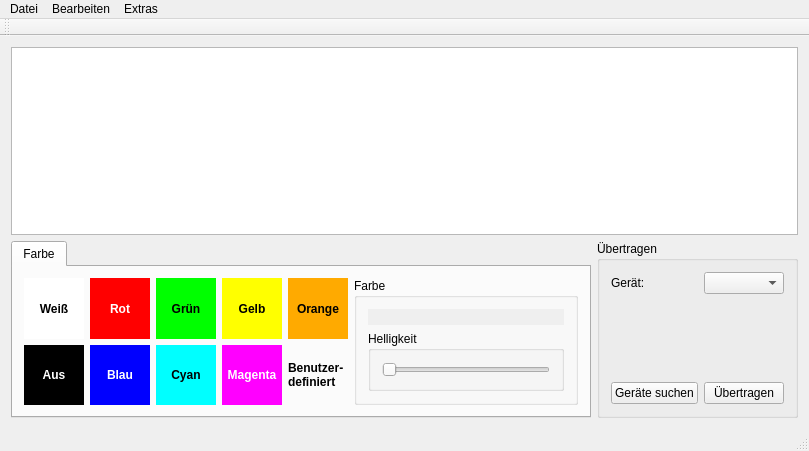
Old version of the form LUI/LUI/lui.ui in the repository Stenkelfled/ws2811.
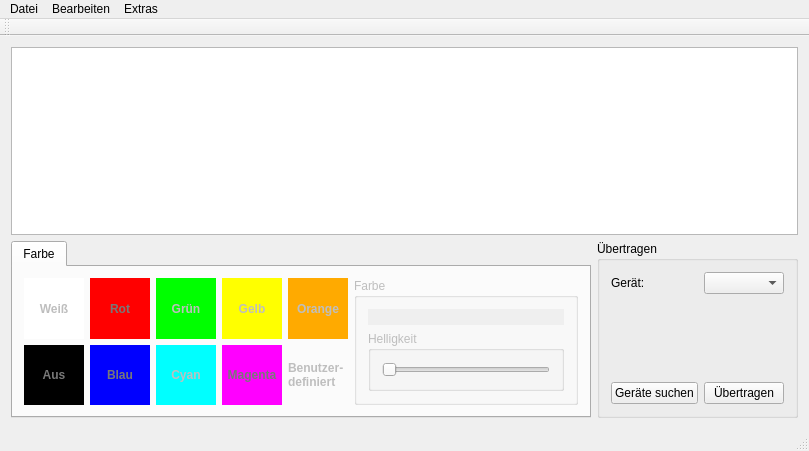
New version of the form. Custom widgets are drawn as their Qt base class.

```diff
--- a/LUI/LUI/lui.ui
+++ b/LUI/LUI/lui.ui
@@ -126,7 +126,7 @@
       </property>
       <widget class="QWidget" name="color">
        <property name="enabled">
-        <bool>true</bool>
+        <bool>false</bool>
        </property>
        <attribute name="title">
         <string>Farbe</string>
@@ -1113,7 +1113,7 @@
         <item>
          <widget class="QGroupBox" name="color_display_group">
           <property name="enabled">
-           <bool>true</bool>
+           <bool>false</bool>
           </property>
           <property name="title">
            <string>Farbe</string>
```
Left out of the diff: 4 changed lines with no effect on the pictures.
